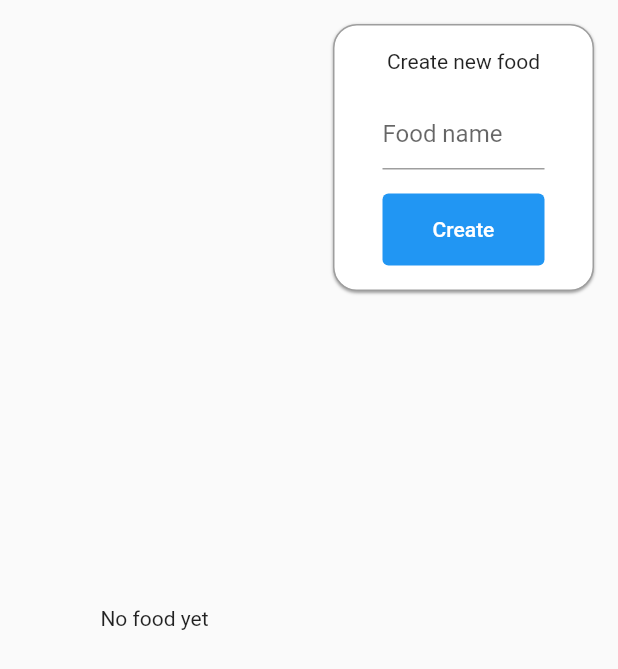
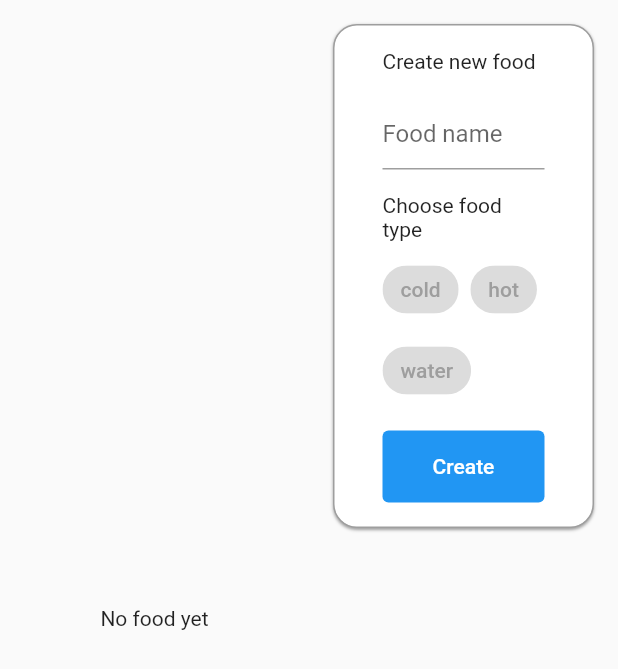
Before and after one commit to ngthailam/project_zero, a Flutter app: the screen it shows after launch, after a tap on "Edit foods", on a phone screen of 412 x 824 dp. Shown: the top 669 px of the screen. Run offline on Flutter 3.47's test engine with Material 2 defaults, Android fonts, the phone set to English and light mode, and no system bars; our stand-ins replace confetti, firebase_core, firebase_database, flutter_bloc, flutter_fortune_wheel, get_it and 1 more; missing offline and left inert: firebase_core_web, firebase_database_web; accounts and stored records are empty.

Commit message:
[Feature#6] Add food types

```diff
--- a/lib/app_router.dart
+++ b/lib/app_router.dart
@@ -15,7 +15,6 @@ class AppRouter {
         return MaterialPageRoute(
             builder: (context) => const FoodManagePage(), settings: settings);
       default:
-        // TODO: add 404 page
         return Container();
     }
   }
--- a/lib/data/repo/food_repo_impl.dart
+++ b/lib/data/repo/food_repo_impl.dart
@@ -1,4 +1,5 @@
 import 'package:de1_mobile_friends/domain/model/food.dart';
+import 'package:de1_mobile_friends/domain/model/food_type.dart';
 import 'package:de1_mobile_friends/domain/repo/food_repo.dart';
 import 'package:de1_mobile_friends/uuid_generator.dart';
 import 'package:firebase_database/firebase_database.dart';
@@ -31,8 +32,12 @@ class FoodRepoImpl extends FoodRepo {
   }
 
   @override
-  Future<bool> addFood(String foodName) async {
-    final food = Food(id: generateRandomUuid(), name: foodName);
+  Future<bool> addFood(String foodName, {FoodType? type}) async {
+    final food = Food(
+      id: generateRandomUuid(),
+      name: foodName,
+      type: type ?? FoodType(),
+    );
     FirebaseDatabase firebase = FirebaseDatabase.instance;
     DatabaseReference ref = firebase.ref("food/${food.id}");
     await ref.set(food.toJson());
--- a/lib/domain/interactor/food/add_food_interactor.dart
+++ b/lib/domain/interactor/food/add_food_interactor.dart
@@ -1,22 +1,30 @@
 import 'package:de1_mobile_friends/domain/interactor/base_interactor.dart';
 import 'package:de1_mobile_friends/domain/model/either.dart';
+import 'package:de1_mobile_friends/domain/model/food_type.dart';
 import 'package:de1_mobile_friends/domain/repo/food_repo.dart';
 import 'package:injectable/injectable.dart';
 
 @injectable
 class AddFoodInteractor
-    extends BaseInteractor<String, Either<bool, Exception>> {
+    extends BaseInteractor<AddFoodInput, Either<bool, Exception>> {
   final FoodRepo _foodRepo;
 
   AddFoodInteractor(this._foodRepo);
 
   @override
-  Future<Either<bool, Exception>> execute(String input) async {
+  Future<Either<bool, Exception>> execute(AddFoodInput input) async {
     try {
-      final result = await _foodRepo.addFood(input);
+      final result = await _foodRepo.addFood(input.name, type: input.type);
       return Either(data: result);
     } on Exception catch (e) {
       return Either(exception: e);
     }
   }
 }
+
+class AddFoodInput {
+  final String name;
+  final FoodType? type;
+
+  AddFoodInput({required this.name, this.type});
+}
--- a/lib/domain/model/food_type.dart
+++ b/lib/domain/model/food_type.dart
@@ -4,15 +4,18 @@ part 'food_type.g.dart';
 
 @JsonSerializable()
 class FoodType {
-  final String id;
-  final String name;
+  final bool cold;
+  final bool hot;
+  final bool water;
 
   FoodType({
-    required this.id,
-    required this.name,
+    this.cold = false,
+    this.hot = false,
+    this.water = false,
   });
 
-  factory FoodType.fromJson(Map<String, dynamic> json) => _$FoodTypeFromJson(json);
+  factory FoodType.fromJson(Map<String, dynamic> json) =>
+      _$FoodTypeFromJson(json);
 
   /// Connect the generated [_$PersonToJson] function to the `toJson` method.
   Map<String, dynamic> toJson() => _$FoodTypeToJson(this);
--- a/lib/domain/repo/food_repo.dart
+++ b/lib/domain/repo/food_repo.dart
@@ -1,9 +1,10 @@
 import 'package:de1_mobile_friends/domain/model/food.dart';
+import 'package:de1_mobile_friends/domain/model/food_type.dart';
 
 abstract class FoodRepo {
   Future<List<Food>> getAllFoods();
 
-  Future<bool> addFood(String foodName);
+  Future<bool> addFood(String foodName, {FoodType? type});
 
   Stream<List<Food>> observeAllFoods();
 
--- a/lib/presentation/page/food/food_manage_cubit.dart
+++ b/lib/presentation/page/food/food_manage_cubit.dart
@@ -1,7 +1,10 @@
+import 'dart:async';
+
 import 'package:de1_mobile_friends/domain/interactor/food/add_food_interactor.dart';
 import 'package:de1_mobile_friends/domain/interactor/food/delete_food_interactor.dart';
 import 'package:de1_mobile_friends/domain/interactor/food/observe_all_food_interactor.dart';
 import 'package:de1_mobile_friends/domain/model/either.dart';
+import 'package:de1_mobile_friends/domain/model/food_type.dart';
 import 'package:de1_mobile_friends/presentation/page/food/food_manage_state.dart';
 import 'package:flutter_bloc/flutter_bloc.dart';
 import 'package:injectable/injectable.dart';
@@ -18,19 +21,22 @@ class FoodManageCubit extends Cubit<FoodManageState> {
   final AddFoodInteractor _addFoodInteractor;
   final DeleteFoodInteractor _deleteFoodInteractor;
 
+  StreamSubscription? _foodStreamSubscription;
+  FoodType _currentFoodType = FoodType();
+
   void initialize() async {
     final stream = await _allFoodInteractor.execute(null);
-    stream.listen((foodList) {
+    _foodStreamSubscription = stream.listen((foodList) {
       emit(FoodManagePrimaryState(foodList));
     });
   }
 
   void addFood(String? foodName) async {
-    print("State");
     if (foodName?.isNotEmpty != true) {
       return;
     }
-    final result = await _addFoodInteractor.execute(foodName!);
+    final input = AddFoodInput(name: foodName!, type: _currentFoodType);
+    final result = await _addFoodInteractor.execute(input);
     if (result.isSuccess()) {
       // Do nothing, already observe results
     } else {
@@ -46,4 +52,12 @@ class FoodManageCubit extends Cubit<FoodManageState> {
       // emit(FoodManageErrorState(result.exception!));
     }
   }
+
+  void onChangedType(FoodType type) {
+    _currentFoodType = type;
+  }
+
+  void disposeManual() {
+    _foodStreamSubscription?.cancel();
+  }
 }
--- a/lib/presentation/page/food/food_manage_page.dart
+++ b/lib/presentation/page/food/food_manage_page.dart
@@ -1,6 +1,7 @@
 import 'package:de1_mobile_friends/main.dart';
 import 'package:de1_mobile_friends/presentation/page/food/food_manage_cubit.dart';
 import 'package:de1_mobile_friends/presentation/page/food/food_manage_state.dart';
+import 'package:de1_mobile_friends/presentation/page/food/widgets/food_type_picker.dart';
 import 'package:flutter/cupertino.dart';
 import 'package:flutter/material.dart';
 import 'package:flutter_bloc/flutter_bloc.dart';
@@ -13,13 +14,14 @@ class FoodManagePage extends StatefulWidget {
 }
 
 class _FoodManagePageState extends State<FoodManagePage> {
-  final FoodManageCubit _cubit = getIt<FoodManageCubit>();
+  FoodManageCubit? _cubit;
 
   TextEditingController? _createTextEdtCtrl;
   FocusNode? _createTextFocusNode;
 
   @override
   void initState() {
+    _cubit = getIt<FoodManageCubit>();
     _createTextEdtCtrl = TextEditingController();
     _createTextFocusNode = FocusNode();
     super.initState();
@@ -27,6 +29,7 @@ class _FoodManagePageState extends State<FoodManagePage> {
 
   @override
   void dispose() {
+    _cubit?.disposeManual();
     _createTextEdtCtrl?.dispose();
     _createTextFocusNode?.dispose();
     super.dispose();
@@ -36,7 +39,7 @@ class _FoodManagePageState extends State<FoodManagePage> {
   Widget build(BuildContext context) {
     return Scaffold(
       body: BlocProvider<FoodManageCubit>(
-        create: (context) => _cubit..initialize(),
+        create: (context) => _cubit!..initialize(),
         child: Row(
           children: [
             Expanded(child: _foodList()),
@@ -87,7 +90,7 @@ class _FoodManagePageState extends State<FoodManagePage> {
                     Expanded(child: Text(list[i].name)),
                     IconButton(
                         onPressed: () {
-                          _cubit.deleteFood(list[i].id);
+                          _cubit?.deleteFood(list[i].id);
                         },
                         icon: Icon(
                           Icons.delete,
@@ -139,25 +142,31 @@ class _FoodManagePageState extends State<FoodManagePage> {
         ),
         child: Column(
           mainAxisSize: MainAxisSize.min,
-          mainAxisAlignment: MainAxisAlignment.center,
+          crossAxisAlignment: CrossAxisAlignment.start,
           children: [
             Text("Create new food"),
             const SizedBox(height: 16),
-            Container(
-              width: double.infinity,
-              child: TextField(
-                focusNode: _createTextFocusNode,
-                onSubmitted: (text) {
-                  _cubit.addFood(text);
-                  _createTextEdtCtrl?.text = '';
-                  _createTextFocusNode?.requestFocus();
-                },
-                controller: _createTextEdtCtrl,
-                decoration: InputDecoration(hintText: "Food name"),
+            _nameInput(),
+            const SizedBox(height: 16),
+            Text("Choose food type"),
+            const SizedBox(height: 8),
+            _foodTypes(),
+            const SizedBox(height: 16),
+            _confirmBtn(),
+          ],
         ),
       ),
-            const SizedBox(height: 16),
-            Container(
+    );
+  }
+
+  Widget _foodTypes() {
+    return FoodTypePicker(
+      onChangedType: (type) => _cubit?.onChangedType(type),
+    );
+  }
+
+  Widget _confirmBtn() {
+    return Container(
       width: double.infinity,
       child: TextButton(
         style: ButtonStyle(
@@ -166,7 +175,7 @@ class _FoodManagePageState extends State<FoodManagePage> {
           backgroundColor: MaterialStateProperty.all(Colors.blue[500]),
         ),
         onPressed: () {
-                  _cubit.addFood(_createTextEdtCtrl?.text);
+          _cubit?.addFood(_createTextEdtCtrl?.text);
           _createTextEdtCtrl?.text = '';
         },
         child: Text(
@@ -174,9 +183,21 @@ class _FoodManagePageState extends State<FoodManagePage> {
           style: TextStyle(color: Colors.white),
         ),
       ),
-            ),
-          ],
-        ),
+    );
+  }
+
+  Widget _nameInput() {
+    return Container(
+      width: double.infinity,
+      child: TextField(
+        focusNode: _createTextFocusNode,
+        onSubmitted: (text) {
+          _cubit?.addFood(text);
+          _createTextEdtCtrl?.text = '';
+          _createTextFocusNode?.requestFocus();
+        },
+        controller: _createTextEdtCtrl,
+        decoration: InputDecoration(hintText: "Food name"),
       ),
     );
   }
--- /dev/null
+++ b/lib/presentation/page/food/widgets/food_type_picker.dart
@@ -0,0 +1,50 @@
+import 'package:de1_mobile_friends/domain/model/food_type.dart';
+import 'package:flutter/material.dart';
+
+class FoodTypePicker extends StatefulWidget {
+  const FoodTypePicker({
+    Key? key,
+    required this.onChangedType,
+  }) : super(key: key);
+
+  final Function(FoodType type) onChangedType;
+
+  @override
+  State<FoodTypePicker> createState() => _FoodTypePickerState();
+}
+
+class _FoodTypePickerState extends State<FoodTypePicker> {
+  Map<String, dynamic>? _foodTypeMap;
+
+  @override
+  void initState() {
+    _foodTypeMap = FoodType().toJson();
+    super.initState();
+  }
+
+  @override
+  Widget build(BuildContext context) {
+    return Wrap(
+      spacing: 6,
+      runSpacing: 6,
+      children: _foodTypeMap!.keys.map(
+        (e) {
+          final isSelected = _foodTypeMap![e];
+          return ChoiceChip(
+            label: Text(e),
+            selectedColor: Colors.blue,
+            labelStyle:
+                TextStyle(color: isSelected ? Colors.white : Colors.grey),
+            selected: isSelected,
+            onSelected: (newBoolValue) {
+              setState(() {
+                _foodTypeMap![e] = newBoolValue;
+                widget.onChangedType(FoodType.fromJson(_foodTypeMap!));
+              });
+            },
+          );
+        },
+      ).toList(),
+    );
+  }
+}
--- a/lib/presentation/page/home/home_page.dart
+++ b/lib/presentation/page/home/home_page.dart
@@ -78,7 +78,6 @@ class _HomePageState extends State<HomePage> {
   Widget _result() {
     return BlocConsumer<HomeCubit, HomeState>(listener: (context, state) {
       if (state.pickedFood != null) {
-        // TODO: will produce anim multiple time, need fix
         _confettiController?.play();
       }
     }, builder: (context, state) {
@@ -132,13 +131,17 @@ class _HomePageState extends State<HomePage> {
   Widget _foodWheel() {
     return BlocConsumer<HomeCubit, HomeState>(
       listener: (context, state) {
-        // TODO: Do something, remove if not needed
+        // Do something, remove if not needed
       },
       builder: (context, state) {
         final foods = state.foods;
 
         if (foods?.isNotEmpty != true) {
           return Text("Something went wrong");
+        }
+
+        if (foods!.length == 1) {
+          return Text("Only 1 option: ${foods[0].name}");
         }
 
         return Column(
@@ -165,9 +168,8 @@ class _HomePageState extends State<HomePage> {
                 onAnimationEnd: () {
                   _cubit!.onSpinAnimEnd();
                 },
-                items: foods!
-                    .map((e) => FortuneItem(child: Text(e.name)))
-                    .toList(),
+                items:
+                    foods.map((e) => FortuneItem(child: Text(e.name))).toList(),
               ),
             ),
             const SizedBox(height: 16),
```
Also changed, not shown: lib/domain/model/food_type.g.dart, 3 other files. Lines whose indentation alone changed are shown as unchanged.
